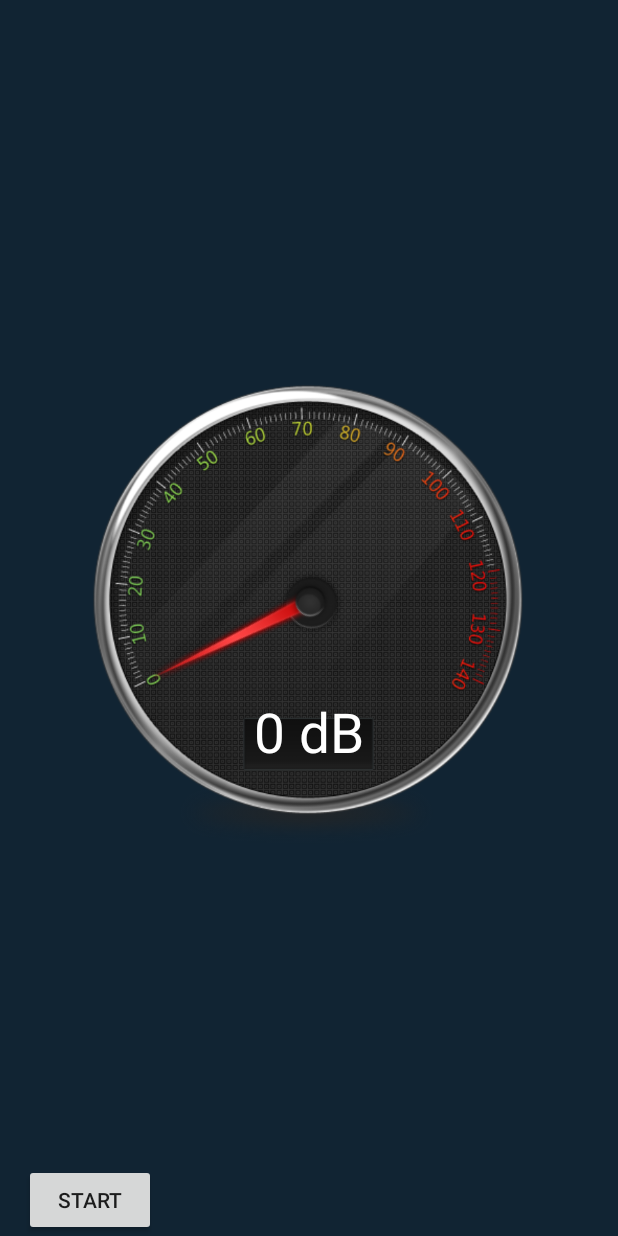
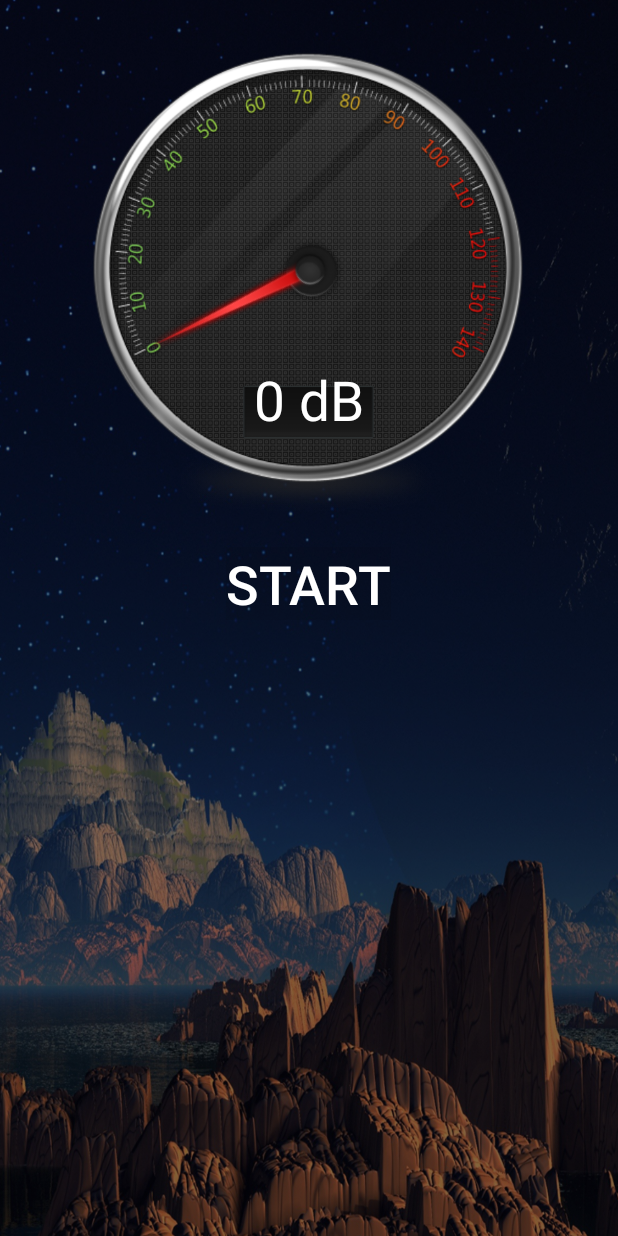
Before and after one commit to JZDSS/Q233, an Android app: the SoundActivity screen opened directly, with no data from a screen before it, on a phone screen of 412 x 824 dp. Run offline under Robolectric (Android 15) with nearby library versions, the phone set to English and light mode, and no system bars; our stand-ins replace CircleImageView.

Commit message:
AccAndSound

```diff
--- a/app/src/main/res/layout/acceleration.xml
+++ b/app/src/main/res/layout/acceleration.xml
@@ -3,7 +3,7 @@
     android:orientation="vertical"
     android:layout_width="match_parent"
     android:layout_height="match_parent"
-    android:background="@drawable/login_bk">
+    android:background="@drawable/acc_bk">
     <LinearLayout
         android:layout_width="match_parent"
         android:layout_height="0dp"
--- a/app/src/main/res/layout/sound.xml
+++ b/app/src/main/res/layout/sound.xml
@@ -1,9 +1,10 @@
 <?xml version="1.0" encoding="utf-8"?>
 <RelativeLayout xmlns:android="http://schemas.android.com/apk/res/android"
-    android:layout_width="match_parent" android:layout_height="match_parent"
-    android:background="#112433"
+    android:layout_width="match_parent"
+    android:layout_height="match_parent"
+    android:background="@drawable/sound2_bk"
     xmlns:tools="http://schemas.android.com/tools"
-   >
+    >
     <!--android:paddingBottom="16dp"-->
     <!--android:paddingLeft="16dp"-->
     <!--android:paddingRight="16dp"-->
@@ -14,16 +15,21 @@
 
         android:layout_width="300dp"
         android:layout_height="320.93dp"
-        android:layout_centerInParent="true"
-        android:background="@drawable/noise_disc" />
+        android:background="@drawable/noise_disc"
+        android:layout_marginTop="30dp"
+        android:layout_alignParentTop="true"
+        android:layout_centerHorizontal="true" />
 
     <Button
         android:id="@+id/btn_ctl"
         android:layout_width="wrap_content"
         android:layout_height="wrap_content"
-        android:layout_alignParentBottom="true"
-        android:layout_alignParentLeft="true"
-        android:layout_marginLeft="16dp"
-        android:text="Start" />
+        android:text="Start"
+        android:background="#12000000"
+        android:textColor="@color/white"
+        android:textSize="36dp"
+        android:layout_below="@+id/view_main"
+        android:layout_centerHorizontal="true"
+        android:layout_marginTop="14dp" />
 
 </RelativeLayout>
```
